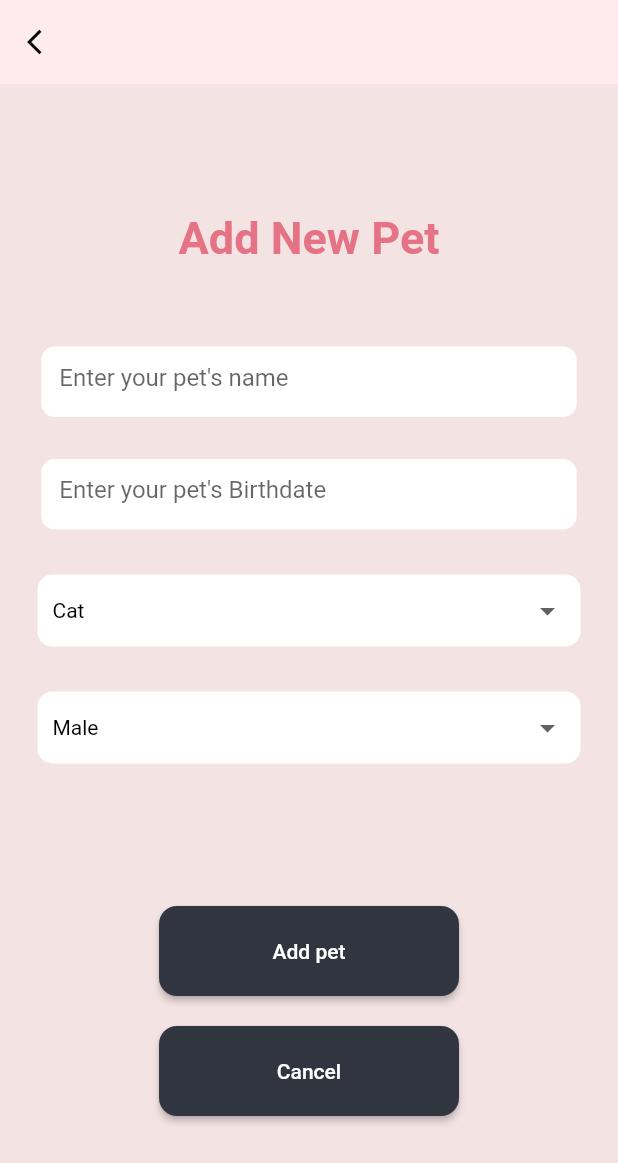
After one commit to Muneerah53/MyPet, a Flutter app: the addPet screen opened directly, on a phone screen of 412 x 824 dp. The commit adds this screen. Shown: the top 1163 px of the screen. Run offline on Flutter 3.47's test engine with Material 2 defaults, Android fonts, the phone set to English and light mode, and no system bars; our stand-ins replace cloud_firestore, firebase_auth, firebase_core, firebase_database; accounts and stored records are empty.

Commit message:
view list and add new pets all done

```diff
--- /dev/null
+++ b/lib/addPet.dart
@@ -0,0 +1,288 @@
+import 'package:firebase_auth/firebase_auth.dart';
+import 'package:cloud_firestore/cloud_firestore.dart';
+import 'package:flutter/material.dart';
+import '/main.dart';
+
+// Future AddPetAsync(petName, gender, disease, specie) async {
+//
+//   var firestore = FirebaseFirestore.instance;
+//   var col = firestore.collection('pets');
+//
+//   await col.add({'name': petName, 'gender': gender, 'specie': specie,});
+// }
+class addPet extends StatefulWidget {
+
+  final String ownerID;
+  addPet(this.ownerID);
+  @override
+  State<addPet> createState() => _addPet(ownerID);
+}
+
+class _addPet extends State<addPet> {
+  final String ownerID;
+  _addPet(this.ownerID);
+
+  // String currentSpecie = 'Cat';
+  // String currentGender = 'Male';
+  // String currentDisease = 'No Disease';
+  String petName = '';
+  String petBirthDate = '';
+  //late DateTime _dateTime;
+  final dateController = TextEditingController();
+  var backColor = const Color(0xfff3e3e3);
+  var primaryColor = const Color(0xff313540);
+
+  String currentValuesp = 'Cat';
+  String val = '';
+  String currentValuegn = 'Male';
+  List<String> specieses = ['Cat', 'Dog', 'Fish', 'Bird', 'Rabbit','Turtle'];
+  List<String> genders = ['Male', 'Female'];
+
+  var added = false;
+  @override
+  void dispose() {
+    // Clean up the controller when the widget is removed
+    dateController.dispose();
+    //super.dispose();
+  }
+  CollectionReference pets = FirebaseFirestore.instance.collection('pets');
+//  final FirebaseAuth auth = FirebaseAuth.instance;
+
+
+  @override
+  Widget build(BuildContext context) {
+    return Scaffold(
+
+        resizeToAvoidBottomInset: true,
+        backgroundColor: Colors.red[50],
+        appBar: AppBar(
+          elevation: 0,
+          brightness: Brightness.light,
+          backgroundColor: Colors.red[50],
+          leading: IconButton(
+            onPressed: () {
+              Navigator.push(context,MaterialPageRoute(builder: (_) =>MyPets()));
+            },
+            icon: Icon(
+              Icons.arrow_back_ios,
+              size: 20,
+              color: Colors.black,
+            ),
+          ),
+        ),
+        body: Center(
+          child: Container(
+              padding: const EdgeInsets.all(15),
+              color: backColor,
+              child: Column(
+                  mainAxisAlignment: MainAxisAlignment.center,
+                  children: <Widget>[
+
+                    Container(
+                        padding: const EdgeInsets.fromLTRB(44, 5, 44, 45),
+                        child: const Text('Add New Pet',
+                            style: TextStyle(
+                                color: Color(0xffe57285),
+                                fontSize: 30,
+                                fontWeight: FontWeight.bold))),
+                    SizedBox(height: 10),
+                    Container(
+                        width: 357.0,
+                        height: 47.0,
+                        child: TextFormField(
+                          validator: (Value) {
+                            if (Value == null || Value.isEmpty) {
+                              return '* Required';
+                            } else
+                              return null;
+                          },
+                          decoration: const InputDecoration(
+                              filled: true,
+                              fillColor: Colors.white,
+                              hintText: 'Enter your pet\'s name',
+                              border: OutlineInputBorder(
+                                  borderRadius: BorderRadius.all(
+                                      Radius.circular(9)),
+                                  borderSide: BorderSide(
+                                    width: 0,
+                                    style: BorderStyle.none,
+                                  )
+                              )),
+
+                          onChanged: (newVal) {
+                            setState(() {
+                              petName = newVal;
+                            });
+                          },
+                          onSaved: (Value) => petName = Value!,
+                        )),
+                    SizedBox(height: 28),
+
+                    Container(
+                      width: 357.0,
+                      height: 47.0,
+                      child:  TextFormField(
+                        validator: (Value) {
+                          if (Value == null || Value.isEmpty) {
+                            return '* Required';
+                          } else
+                            return null;
+                        },
+                        readOnly: true,
+                        controller: dateController,
+                        decoration: const InputDecoration(
+                            filled: true,
+                            fillColor: Colors.white,
+                            hintText: 'Enter your pet\'s Birthdate',
+                            border: OutlineInputBorder(
+                                borderRadius: BorderRadius.all(
+                                    Radius.circular(9)),
+                                borderSide: BorderSide(
+                                  width: 0,
+                                  style: BorderStyle.none,
+                                )
+                            )),
+
+                        onTap: () async {
+                          var date =  await showDatePicker(
+                              context: context,
+                              initialDate:DateTime.now(),
+                              firstDate:DateTime(1900),
+                              lastDate: DateTime.now());
+                          dateController.text = date.toString().substring(0,10);
+                        },
+                        onSaved: (Value) => dateController.text = Value!,
+                        onChanged: (Val) {
+                          // setState(() {
+                          dateController.text = Val;
+                          //    });
+                        },
+                      ),
+                    ),
+
+                    SizedBox(height: 20),
+                    Container(
+                        decoration: const BoxDecoration(
+                            color: Colors.white,
+                            borderRadius: BorderRadius.all(Radius.circular(10))),
+                        margin: const EdgeInsets.all(10),
+                        padding: const EdgeInsets.fromLTRB(10, 0, 10, 0),
+                        child: DropdownButtonHideUnderline(
+                            child: DropdownButton<String>(
+                                isExpanded: true,
+                                value: currentValuesp,
+                                items: specieses.map<DropdownMenuItem<String>>((val) {
+                                  return DropdownMenuItem<String>(
+                                    value: val,
+                                    child: Text('$val'),
+                                  );
+                                }).toList(),
+                                onChanged: (val) {
+                                  setState(() {
+                                    currentValuesp  = val!;
+                                  });
+                                },
+                                style: const TextStyle(color: Colors.black)))),
+
+                    SizedBox(height: 10),
+
+                    Container(
+                        decoration: const BoxDecoration(
+                            color: Colors.white,
+                            borderRadius: BorderRadius.all(Radius.circular(10))),
+                        margin: const EdgeInsets.all(10),
+                        padding: const EdgeInsets.fromLTRB(10, 0, 10, 0),
+                        child: DropdownButtonHideUnderline(
+                            child: DropdownButton<String>(
+                                isExpanded: true,
+                                value: currentValuegn,
+                                items: genders.map<DropdownMenuItem<String>>((val) {
+                                  return DropdownMenuItem<String>(
+                                    value: val,
+                                    child: Text('$val'),
+                                  );
+                                }).toList(),
+                                onChanged: (val) {
+                                  setState(() {
+                                    currentValuegn  = val!;
+                                  });
+                                },
+
+                                style: const TextStyle(color: Colors.black)))),
+
+                    SizedBox(height: 85),
+
+                    MaterialButton(
+                        minWidth: 200,
+                        height: 60,
+                        padding: const EdgeInsets.all(20),
+                        color: primaryColor,
+                        textColor: Colors.white,
+                        child: const Text('Add pet'),
+                        shape: RoundedRectangleBorder(
+                            borderRadius: BorderRadius.circular(12)),
+                        onPressed: () async {
+                          if (petName.isEmpty ||dateController.text.isEmpty){
+                            ScaffoldMessenger.of(context).showSnackBar(SnackBar(
+                              content: Text("Please enter your pet's name and birthdate"),
+                              backgroundColor: Theme.of(context).errorColor,
+                            ));
+                          }
+                          else{
+                            DocumentReference doc= await pets.add({
+                              'petId':'',
+                              'name': petName,
+                              'birthDate': dateController.text,
+                              'gender': currentValuegn,
+                              'species': currentValuesp,
+                              'ownerId': '',
+                            });
+                            String _id= doc.id ;
+                            await pets.doc(_id).update({"petId":_id});
+
+                            // String ownerId= await FirebaseFirestore.instance.collection('pet owners').doc().id ;
+                            // await pets.doc(_id).update({"ownerId":ownerId});
+
+                            User? user = FirebaseAuth.instance.currentUser;
+                            DocumentReference ref = FirebaseFirestore.instance.collection('pet owners').doc(user?.uid);
+                            await pets.doc(_id).update({"ownerId":ownerID});
+
+                            ScaffoldMessenger.of(context).showSnackBar(SnackBar(
+                              content: Text("New pet is added successfully "),
+                              backgroundColor:Colors.green,),);
+                            //Put your code here which you want to execute on Cancel button click.
+                            Navigator.push(context,MaterialPageRoute(builder: (_) =>MyPets())) .catchError((error) => print('Delete failed: $error'));;
+
+                          }
+
+                        }),
+                    Container(
+                      margin: EdgeInsets.only(left: 15,right: 15,bottom: 20),
+                    ),
+
+
+                    //Edit button
+                    MaterialButton(
+
+                      minWidth: 200,
+                      height: 60,
+                      padding: const EdgeInsets.all(20),
+                      color: primaryColor,
+                      textColor: Colors.white,
+                      child: const Text('Cancel'),
+                      shape: RoundedRectangleBorder(
+                          borderRadius: BorderRadius.circular(12)),
+                      onPressed:( ){
+
+
+                        Navigator.push(context,MaterialPageRoute(builder: (_) =>MyPets())) .catchError((error) => print('update failed: $error'));;
+
+                      },
+                    ),])
+
+          ),
+
+        ));
+
+  }
+}
```
Also changed, not shown: lib/main.dart (+13 -6 lines), lib/pet.dart (+54 -26 lines), pubspec.lock.
